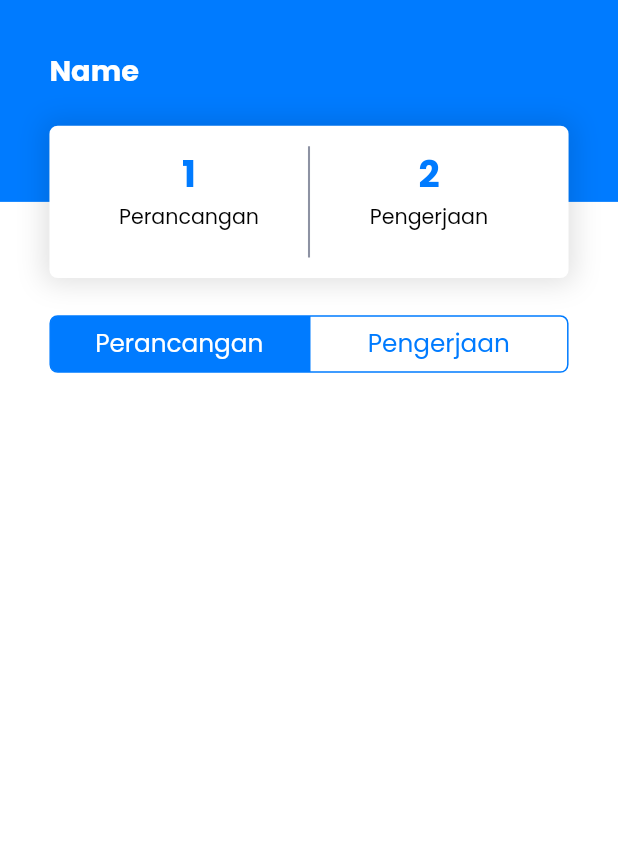
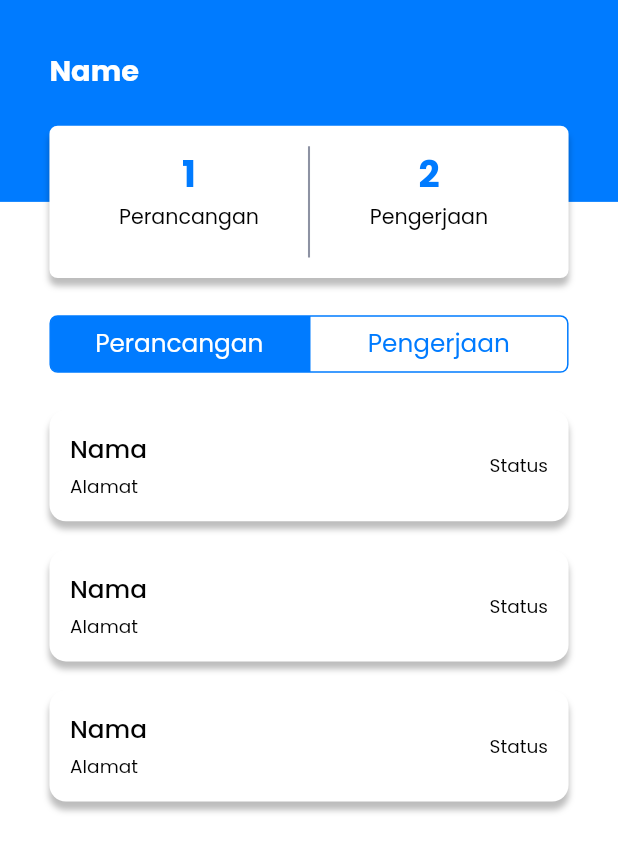
Before and after one commit to reynaldi18/checklist, a Flutter app: the HomeView screen opened directly, on a phone screen of 412 x 824 dp. Shown: the top 852 px of the screen. Run offline on Flutter 3.47's test engine with Material 2 defaults, Android fonts, the phone set to English and light mode, and no system bars; our stand-ins replace connectivity, dio, flutter_spinkit, flutter_svg, get_it, google_fonts and 5 more; missing offline and left inert: dart_jsonwebtoken; accounts and stored records are empty; generated files the repository leaves out were written again; network calls fail.

Commit message:
setup list plan in home page

```diff
--- a/lib/src/ui/views/history/history_view.dart
+++ b/lib/src/ui/views/history/history_view.dart
@@ -29,12 +29,16 @@ class HistoryView extends StatelessWidget {
           center: true,
           child: Padding(
             padding: EdgeInsets.symmetric(
-              horizontal: SDP.sdp(defaultPadding),
               vertical: SDP.sdp(defaultPaddingSmall),
             ),
             child: ListView(
+              physics: BouncingScrollPhysics(),
               children: [
-                Container(
+                Padding(
+                  padding: EdgeInsets.symmetric(
+                    horizontal: SDP.sdp(defaultPadding),
+                  ),
+                  child: Container(
                     decoration: BoxDecoration(
                       color: Colors.white,
                       borderRadius: BorderRadius.circular(SDP.sdp(8)),
@@ -77,6 +81,7 @@ class HistoryView extends StatelessWidget {
                       ),
                     ),
                   ),
+                ),
                 vm.isBusy
                     ? Container(
                         height: screenHeightPercentage(
@@ -94,7 +99,11 @@ class HistoryView extends StatelessWidget {
                                 children: [
                                   verticalSpace(SDP.sdp(defaultPaddingSmall)),
                                   vm.plans!.isNotEmpty
-                                      ? Column(
+                                      ? Padding(
+                                          padding: EdgeInsets.symmetric(
+                                            horizontal: SDP.sdp(defaultPadding),
+                                          ),
+                                          child: Column(
                                             children: vm.plans!.map((e) {
                                               return Padding(
                                                 padding: EdgeInsets.only(
@@ -104,6 +113,7 @@ class HistoryView extends StatelessWidget {
                                                 child: HistoryCard(plan: e),
                                               );
                                             }).toList(),
+                                          ),
                                         )
                                       : EmptyView()
                                 ],
--- a/lib/src/ui/views/home/home_view.dart
+++ b/lib/src/ui/views/home/home_view.dart
@@ -5,6 +5,7 @@ import 'package:si_jaja/src/ui/shared/strings.dart';
 import 'package:si_jaja/src/ui/shared/styles.dart';
 import 'package:si_jaja/src/ui/shared/ui_helpers.dart';
 import 'package:si_jaja/src/ui/widgets/custom_tabbar.dart';
+import 'package:si_jaja/src/ui/widgets/plan_card.dart';
 import 'package:stacked/stacked.dart';
 
 import 'home_viewmodel.dart';
@@ -56,13 +57,7 @@ class _HomeViewState extends State<HomeView> {
                             decoration: BoxDecoration(
                               color: Colors.white,
                               borderRadius: BorderRadius.circular(SDP.sdp(4)),
-                              boxShadow: [
-                                BoxShadow(
-                                  spreadRadius: 3,
-                                  blurRadius: 15,
-                                  color: Colors.black12,
-                                )
-                              ],
+                              boxShadow: [shadow],
                             ),
                             child: Padding(
                               padding: EdgeInsets.all(SDP.sdp(10)),
@@ -131,6 +126,23 @@ class _HomeViewState extends State<HomeView> {
                     });
                   },
                 ),
+                verticalSpace(SDP.sdp(18)),
+                vm.selectedPage == 0
+                    ? Padding(
+                        padding: EdgeInsets.symmetric(
+                          horizontal: SDP.sdp(defaultPadding),
+                        ),
+                        child: Column(
+                          children: [
+                            PlanCard(),
+                            verticalSpace(SDP.sdp(14)),
+                            PlanCard(),
+                            verticalSpace(SDP.sdp(14)),
+                            PlanCard(),
+                          ],
+                        ),
+                      )
+                    : Container(),
               ],
             ),
           )),
--- /dev/null
+++ b/lib/src/ui/widgets/plan_card.dart
@@ -0,0 +1,63 @@
+import 'package:flutter/material.dart';
+import 'package:si_jaja/src/helpers/scalable_dp.dart';
+import 'package:si_jaja/src/ui/shared/styles.dart';
+import 'package:si_jaja/src/ui/shared/ui_helpers.dart';
+
+class PlanCard extends StatelessWidget {
+  const PlanCard({
+    Key? key,
+  }) : super(key: key);
+
+  @override
+  Widget build(BuildContext context) {
+    SDP.init(context);
+    return Container(
+      width: screenWidth(context),
+      decoration: BoxDecoration(
+        color: white,
+        borderRadius: BorderRadius.circular(SDP.sdp(8)),
+        boxShadow: [shadow],
+      ),
+      child: Padding(
+        padding: EdgeInsets.all(SDP.sdp(10)),
+        child: Row(
+          children: [
+            Column(
+              crossAxisAlignment: CrossAxisAlignment.start,
+              children: [
+                Text(
+                  'Nama',
+                  style: blackTextStyle.copyWith(
+                    fontSize: SDP.sdp(12),
+                    fontWeight: FontWeight.w500,
+                  ),
+                ),
+                verticalSpace(SDP.sdp(2)),
+                Container(
+                  width: screenWidthPercentage(context, percentage: 0.6),
+                  child: Text(
+                    'Alamat',
+                    maxLines: 1,
+                    overflow: TextOverflow.ellipsis,
+                    style: blackTextStyle.copyWith(
+                      fontSize: SDP.sdp(9),
+                      fontWeight: FontWeight.normal,
+                    ),
+                  ),
+                ),
+              ],
+            ),
+            Spacer(),
+            Text(
+              'Status',
+              style: blackTextStyle.copyWith(
+                  fontSize: SDP.sdp(9),
+                  fontWeight: FontWeight.normal,
+              ),
+            ),
+          ],
+        ),
+      ),
+    );
+  }
+}
--- a/pubspec.yaml
+++ b/pubspec.yaml
@@ -37,7 +37,7 @@ dependencies:
   firebase_database: ^7.1.2
 
   # Authentication
-  stacked_firebase_auth: ^0.2.8
+  stacked_firebase_auth: ^0.2.10
 
   # state management
   stacked: ^2.2.3
@@ -69,7 +69,7 @@ dependencies:
   pin_code_fields: ^7.3.0
 
   # notification
-  flutter_local_notifications: ^8.1.1
+  flutter_local_notifications: ^8.1.1+1
 
   # animation
   animations: ^2.0.1
```
Also changed, not shown: pubspec.lock. Lines whose indentation alone changed are shown as unchanged.
